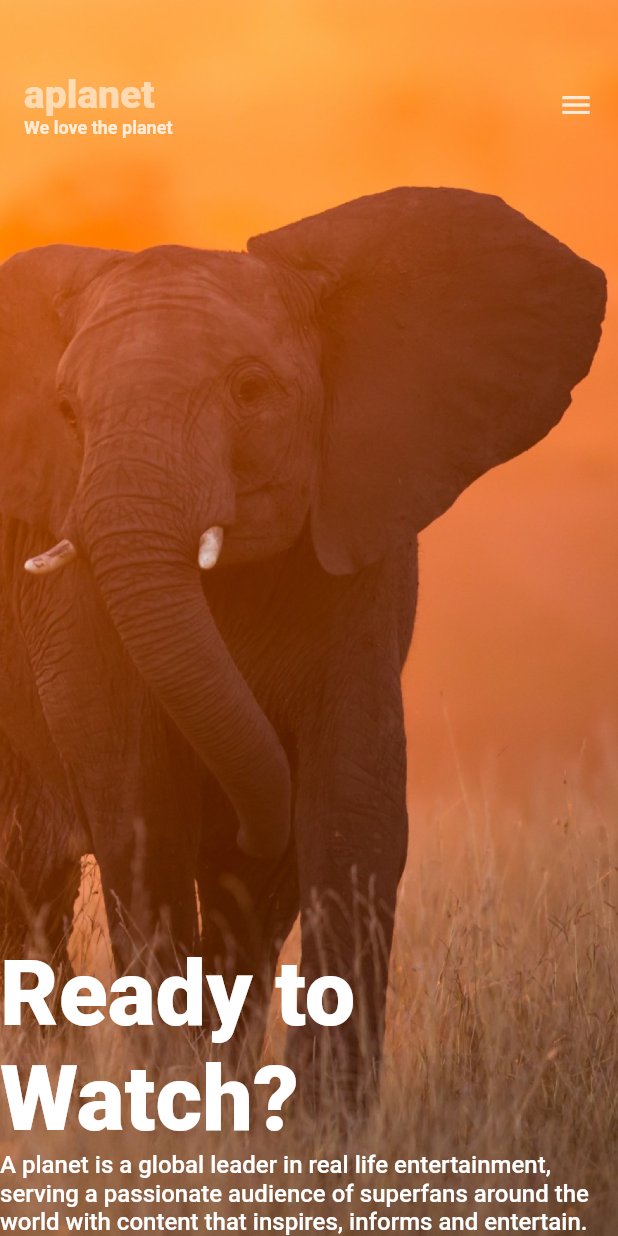
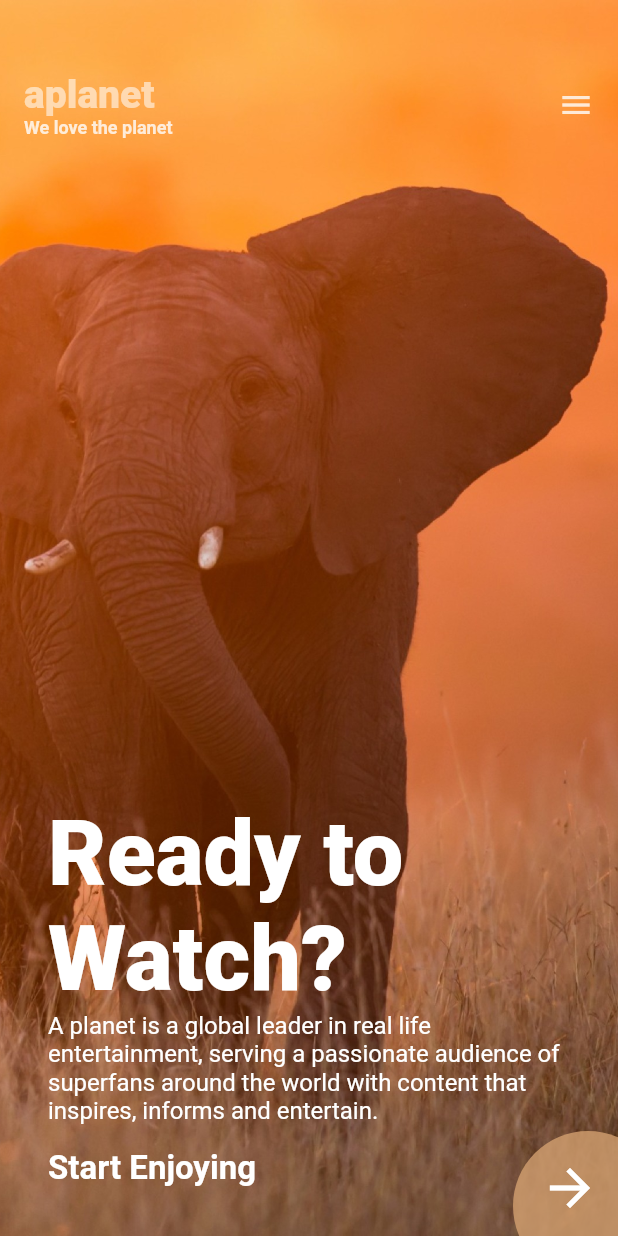
Before and after one commit to DaminduSandaruwan/AnimalPlanetUI, a Flutter app: the screen it shows after launch, on a phone screen of 412 x 824 dp. Run offline on Flutter 3.47's test engine with Material 2 defaults, Android fonts, the phone set to English and light mode, and no system bars; project files that could hold a hidden picture were left out.

Commit message:
create bottom button and align position

```diff
--- a/lib/screens/landing_screen.dart
+++ b/lib/screens/landing_screen.dart
@@ -19,7 +19,9 @@ import 'package:flutter/material.dart';
             children: <Widget>[
               CustomAppBar(),
               Spacer(),
-              RichText(
+              Padding(
+                padding: const EdgeInsets.only(bottom: 32, left:32, right: 32 ),
+                child: RichText(
                   text: TextSpan(
                     children: [
                       TextSpan(
@@ -33,11 +35,38 @@ import 'package:flutter/material.dart';
                         text: Strings.READY_TO_WATCH_DESC,
                         style: TextStyles.bodyTextStyle,
                       ),
+                      TextSpan(text: "\n"),
+                      TextSpan(text: "\n"),
+                      TextSpan(
+                        text: Strings.START_ENJOYING,
+                        style: TextStyles.buttonTextStyle,
+                      ),
                     ],
+                  ),
                 ),
               ),
             ],
           ),
+          Positioned(
+            bottom: -30,
+            right: -30,
+            child: Container(
+              width: 100,
+              height: 100,
+              decoration: BoxDecoration(
+                shape: BoxShape.circle,
+                color: Color(0xFFD3A070).withOpacity(0.8),
+              ),
+              child: Align(
+                alignment: Alignment(-0.4,-0.4),
+                child: Icon(
+                  Icons.arrow_forward,
+                  color: Colors.white,
+                  size: 40,
+                ),
+              ),
+            ),
+          )
          ],
        ),
      );
--- a/lib/utils/text_style.dart
+++ b/lib/utils/text_style.dart
@@ -23,7 +23,15 @@ class TextStyles{
 
   static final TextStyle bodyTextStyle = TextStyle(
     fontSize: 16,
-    fontWeight: FontWeight.w500,
+    fontWeight: FontWeight.w400,
     color: Colors.white,
   );
+
+  static final TextStyle buttonTextStyle = TextStyle(
+    fontSize: 22,
+    fontWeight: FontWeight.w600,
+    color: Colors.white,
+  );
+
+
 }
```
Lines whose indentation alone changed are shown as unchanged.
